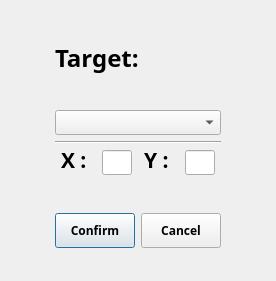
The window that Diceobu/powersettingswindow.ui (diceobu/diceobu) describes before a commit, drawn with Qt 5.
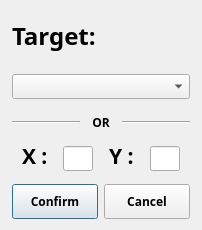
The same window after the commit.

The edit to the form file:
```diff
--- a/Diceobu/powersettingswindow.ui
+++ b/Diceobu/powersettingswindow.ui
@@ -6,46 +6,16 @@
    <rect>
     <x>0</x>
     <y>0</y>
-    <width>276</width>
-    <height>281</height>
+    <width>202</width>
+    <height>230</height>
    </rect>
   </property>
   <property name="windowTitle">
    <string>Dialog</string>
   </property>
-  <layout class="QVBoxLayout" name="verticalLayout_6">
+  <layout class="QHBoxLayout" name="horizontalLayout_6">
    <item>
-    <layout class="QVBoxLayout" name="verticalLayout_5">
-     <item>
-      <spacer name="verticalSpacer_2">
-       <property name="orientation">
-        <enum>Qt::Vertical</enum>
-       </property>
-       <property name="sizeHint" stdset="0">
-        <size>
-         <width>20</width>
-         <height>40</height>
-        </size>
-       </property>
-      </spacer>
-     </item>
-     <item>
-      <layout class="QHBoxLayout" name="horizontalLayout_5">
-       <item>
-        <spacer name="horizontalSpacer">
-         <property name="orientation">
-          <enum>Qt::Horizontal</enum>
-         </property>
-         <property name="sizeHint" stdset="0">
-          <size>
-           <width>40</width>
-           <height>20</height>
-          </size>
-         </property>
-        </spacer>
-       </item>
-       <item>
-        <layout class="QVBoxLayout" name="verticalLayout_4">
+    <layout class="QVBoxLayout" name="verticalLayout_2">
          <item>
           <widget class="QLabel" name="label_target">
            <property name="minimumSize">
@@ -68,53 +38,128 @@
           </widget>
          </item>
          <item>
-          <layout class="QVBoxLayout" name="verticalLayout_3">
-           <item>
-            <layout class="QVBoxLayout" name="verticalLayout_2">
-             <item>
-              <spacer name="verticalSpacer">
-               <property name="orientation">
-                <enum>Qt::Vertical</enum>
-               </property>
-               <property name="sizeHint" stdset="0">
-                <size>
-                 <width>20</width>
-                 <height>30</height>
-                </size>
-               </property>
-              </spacer>
-             </item>
-             <item>
-              <widget class="QComboBox" name="comboBox_Targets">
-               <property name="minimumSize">
-                <size>
-                 <width>130</width>
-                 <height>0</height>
-                </size>
-               </property>
-               <property name="font">
-                <font>
-                 <family>ImperatorSmallCaps</family>
-                 <weight>75</weight>
-                 <bold>true</bold>
-                </font>
-               </property>
-              </widget>
-             </item>
-             <item>
               <layout class="QVBoxLayout" name="verticalLayout">
                <item>
-                <widget class="Line" name="line">
+        <spacer name="verticalSpacer_4">
                  <property name="orientation">
-                  <enum>Qt::Horizontal</enum>
+          <enum>Qt::Vertical</enum>
+         </property>
+         <property name="sizeHint" stdset="0">
+          <size>
+           <width>20</width>
+           <height>40</height>
+          </size>
+         </property>
+        </spacer>
+       </item>
+       <item>
+        <widget class="QComboBox" name="comboBox_Targets">
+         <property name="minimumSize">
+          <size>
+           <width>130</width>
+           <height>0</height>
+          </size>
+         </property>
+         <property name="font">
+          <font>
+           <family>ImperatorSmallCaps</family>
+           <weight>75</weight>
+           <bold>true</bold>
+          </font>
                  </property>
                 </widget>
                </item>
                <item>
-                <layout class="QHBoxLayout" name="horizontalLayout_4">
+        <spacer name="verticalSpacer_3">
+         <property name="orientation">
+          <enum>Qt::Vertical</enum>
+         </property>
+         <property name="sizeHint" stdset="0">
+          <size>
+           <width>20</width>
+           <height>40</height>
+          </size>
+         </property>
+        </spacer>
+       </item>
                  <item>
                   <layout class="QHBoxLayout" name="horizontalLayout">
                    <item>
+          <widget class="Line" name="line">
+           <property name="minimumSize">
+            <size>
+             <width>68</width>
+             <height>20</height>
+            </size>
+           </property>
+           <property name="maximumSize">
+            <size>
+             <width>100</width>
+             <height>20</height>
+            </size>
+           </property>
+           <property name="orientation">
+            <enum>Qt::Horizontal</enum>
+           </property>
+          </widget>
+         </item>
+         <item>
+          <widget class="QLabel" name="label">
+           <property name="minimumSize">
+            <size>
+             <width>30</width>
+             <height>20</height>
+            </size>
+           </property>
+           <property name="font">
+            <font>
+             <family>ImperatorSmallCaps</family>
+             <pointsize>9</pointsize>
+             <weight>75</weight>
+             <bold>true</bold>
+            </font>
+           </property>
+           <property name="text">
+            <string>OR</string>
+           </property>
+           <property name="alignment">
+            <set>Qt::AlignCenter</set>
+           </property>
+          </widget>
+         </item>
+         <item>
+          <widget class="Line" name="line_2">
+           <property name="minimumSize">
+            <size>
+             <width>68</width>
+             <height>20</height>
+            </size>
+           </property>
+           <property name="orientation">
+            <enum>Qt::Horizontal</enum>
+           </property>
+          </widget>
+         </item>
+        </layout>
+       </item>
+       <item>
+        <spacer name="verticalSpacer_2">
+         <property name="orientation">
+          <enum>Qt::Vertical</enum>
+         </property>
+         <property name="sizeHint" stdset="0">
+          <size>
+           <width>20</width>
+           <height>40</height>
+          </size>
+         </property>
+        </spacer>
+       </item>
+       <item>
+        <layout class="QHBoxLayout" name="horizontalLayout_5">
+         <item>
+          <layout class="QHBoxLayout" name="horizontalLayout_2">
+           <item>
                     <widget class="QLabel" name="label_x">
                      <property name="minimumSize">
                       <size>
@@ -192,7 +237,7 @@
                   </layout>
                  </item>
                  <item>
-                  <layout class="QHBoxLayout" name="horizontalLayout_2">
+          <layout class="QHBoxLayout" name="horizontalLayout_3">
                    <item>
                     <widget class="QLabel" name="label_y">
                      <property name="minimumSize">
@@ -254,12 +299,8 @@
                  </item>
                 </layout>
                </item>
-              </layout>
-             </item>
-            </layout>
-           </item>
            <item>
-            <spacer name="verticalSpacer_4">
+        <spacer name="verticalSpacer">
              <property name="orientation">
               <enum>Qt::Vertical</enum>
              </property>
@@ -272,7 +313,7 @@
             </spacer>
            </item>
            <item>
-            <layout class="QHBoxLayout" name="horizontalLayout_3">
+        <layout class="QHBoxLayout" name="horizontalLayout_4">
              <item>
               <widget class="QPushButton" name="pushButton_confirm">
                <property name="minimumSize">
@@ -328,36 +369,6 @@
             </layout>
            </item>
           </layout>
-         </item>
-        </layout>
-       </item>
-       <item>
-        <spacer name="horizontalSpacer_2">
-         <property name="orientation">
-          <enum>Qt::Horizontal</enum>
-         </property>
-         <property name="sizeHint" stdset="0">
-          <size>
-           <width>40</width>
-           <height>20</height>
-          </size>
-         </property>
-        </spacer>
-       </item>
-      </layout>
-     </item>
-     <item>
-      <spacer name="verticalSpacer_3">
-       <property name="orientation">
-        <enum>Qt::Vertical</enum>
-       </property>
-       <property name="sizeHint" stdset="0">
-        <size>
-         <width>20</width>
-         <height>40</height>
-        </size>
-       </property>
-      </spacer>
      </item>
     </layout>
    </item>
```
Lines whose indentation alone changed are shown as unchanged.
